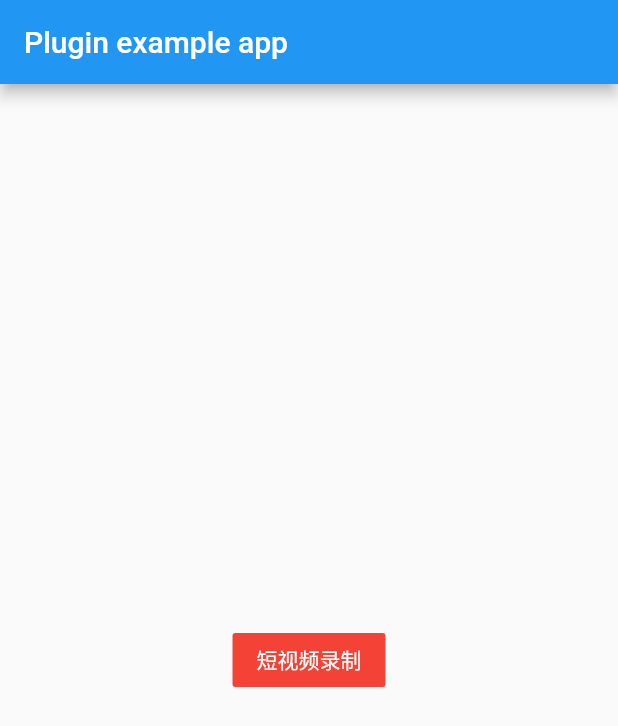
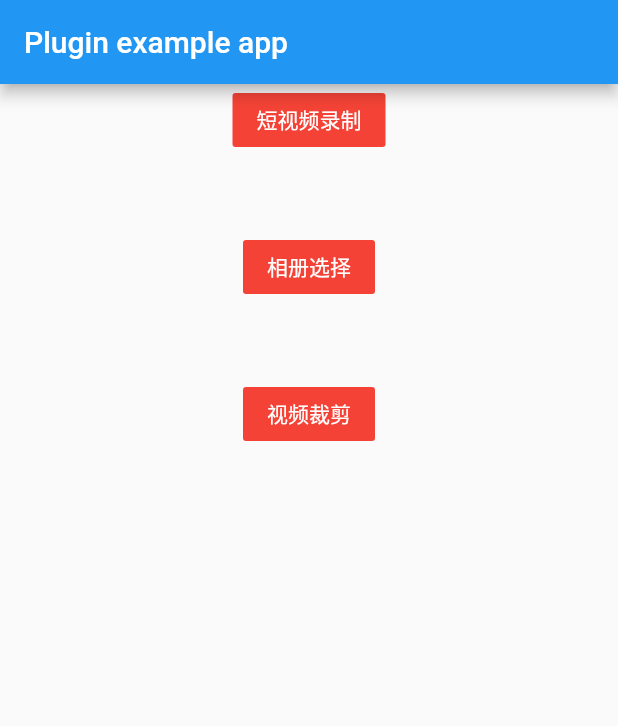
Before and after one commit to fantasyStyle/shortVideoPlugin, a Flutter app: the screen it shows after launch, after a tap on "短视频录制", on a phone screen of 412 x 824 dp. Shown: the top 726 px of the screen. Run offline on Flutter 3.47's test engine with Material 2 defaults, Android fonts, the phone set to English and light mode, and no system bars; our stand-ins replace image_picker.

```diff
--- a/example/lib/main.dart
+++ b/example/lib/main.dart
@@ -1,6 +1,8 @@
+import 'dart:io';
+
 import 'package:flutter/material.dart';
 import 'dart:async';
-
+import 'package:image_picker/image_picker.dart';
 import 'package:flutter/services.dart';
 import 'package:short_video_plugin/short_video_plugin.dart';
 
@@ -42,9 +44,9 @@ class _MyAppState extends State<MyApp> {
     });
   }
 
-  getVideoRecoder() async {
-    Map<String, dynamic> result =
-        await ShortVideoPlugin.getVideoRecoder(3, 15, 1);
+  getVideoRecoder(minTime, maxTime, type, {String path = ''}) async {
+    var result = await ShortVideoPlugin.getVideoRecoder(minTime, maxTime, type,
+        path: path);
     debugPrint('视频录制的结果$result');
   }
 
@@ -56,16 +58,49 @@ class _MyAppState extends State<MyApp> {
           title: const Text('Plugin example app'),
         ),
         body: Center(
-          child: FlatButton(
+            child: Column(children: <Widget>[
+          FlatButton(
               color: Colors.red,
               textColor: Colors.white,
               onPressed: () async {
-                await getVideoRecoder();
+                await getVideoRecoder(3, 15, 1);
               },
               child: Container(
                 child: Text('短视频录制'),
               )),
-        ),
+          SizedBox(height: 50),
+          FlatButton(
+              color: Colors.red,
+              textColor: Colors.white,
+              onPressed: () async {
+                await getVideoRecoder(3, 15, 2);
+              },
+              child: Container(
+                child: Text('相册选择'),
+              )),
+          SizedBox(height: 50),
+          FlatButton(
+              color: Colors.red,
+              textColor: Colors.white,
+              onPressed: () async {
+                ImagePicker()
+                    .getVideo(source: ImageSource.gallery)
+                    .then((PickedFile file) async {
+                  if (file != null && mounted) {
+                    var result =
+                        await getVideoRecoder(3, 15, 2, path: file.path);
+
+                    if (result != null &&
+                        result['path'] != null &&
+                        result['path'].toString().isNotEmpty) {}
+                  }
+                });
+                await getVideoRecoder(3, 15, 2);
+              },
+              child: Container(
+                child: Text('视频裁剪'),
+              )),
+        ])),
       ),
     );
   }
--- a/example/pubspec.yaml
+++ b/example/pubspec.yaml
@@ -23,6 +23,8 @@ dependencies:
   # The following adds the Cupertino Icons font to your application.
   # Use with the CupertinoIcons class for iOS style icons.
   cupertino_icons: ^1.0.0
+
+  image_picker: any
 
 dev_dependencies:
   flutter_test:
--- a/lib/short_video_plugin.dart
+++ b/lib/short_video_plugin.dart
@@ -1,5 +1,6 @@
 import 'dart:async';
 
+import 'package:flutter/material.dart';
 import 'package:flutter/services.dart';
 
 class ShortVideoPlugin {
@@ -18,15 +19,18 @@ class ShortVideoPlugin {
   ///
   /// @minDuration 最小时长sec
   /// @maxDuration 最大时长sec
+  /// @path 裁剪视频的原始路径
   ///@recodertype 1录制 2相册导入 3视频裁剪
-  static Future<Map<String, dynamic>> getVideoRecoder(
-      int minDuration, int maxDuration, int recoderType) async {
-    final Map<String, dynamic> result =
-        await _channel.invokeMethod('getVideoRecoder', {
+  static Future getVideoRecoder(
+      int minDuration, int maxDuration, int recoderType,
+      {String path = ''}) async {
+    var result = await _channel.invokeMethod('getVideoRecoder', {
       "minDuration": minDuration,
       "maxDuration": maxDuration,
       "recoderType": recoderType,
+      "path": path
     });
+    // debugPrint('视频录制的结果$result');
     return result;
   }
 }
```
Also changed, not shown: example/pubspec.lock, 5 other files.
